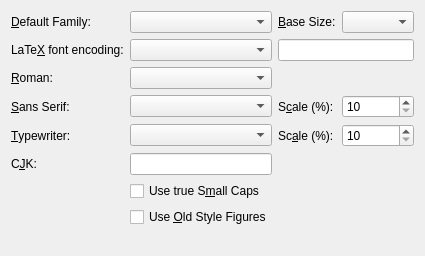
Old version of the form src/frontends/qt4/ui/FontUi.ui in the repository cburschka/lyx.
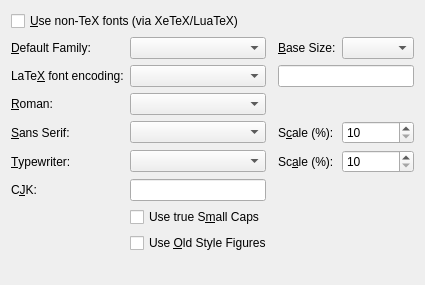
New version of the form.

Patch:
```diff
--- a/src/frontends/qt4/ui/FontUi.ui
+++ b/src/frontends/qt4/ui/FontUi.ui
@@ -5,15 +5,38 @@
    <rect>
     <x>0</x>
     <y>0</y>
-    <width>404</width>
-    <height>256</height>
+    <width>407</width>
+    <height>285</height>
    </rect>
   </property>
   <property name="windowTitle">
    <string>FontUi</string>
   </property>
   <layout class="QGridLayout" name="gridLayout">
-   <item row="0" column="0">
+   <item row="0" column="0" colspan="2">
+    <widget class="QCheckBox" name="osFontsCB">
+     <property name="toolTip">
+      <string>Use OpenType- and TrueType fonts directly (requires XeTeX or LuaTeX)</string>
+     </property>
+     <property name="text">
+      <string>&amp;Use non-TeX fonts (via XeTeX/LuaTeX)</string>
+     </property>
+    </widget>
+   </item>
+   <item row="0" column="2" colspan="2">
+    <spacer name="horizontalSpacer">
+     <property name="orientation">
+      <enum>Qt::Horizontal</enum>
+     </property>
+     <property name="sizeHint" stdset="0">
+      <size>
+       <width>59</width>
+       <height>20</height>
+      </size>
+     </property>
+    </spacer>
+   </item>
+   <item row="1" column="0">
     <widget class="QLabel" name="fontsDefaultLA">
      <property name="text">
       <string>&amp;Default Family:</string>
@@ -23,14 +46,14 @@
      </property>
     </widget>
    </item>
-   <item row="0" column="1">
+   <item row="1" column="1">
     <widget class="QComboBox" name="fontsDefaultCO">
      <property name="toolTip">
       <string>Select the default family for the document</string>
      </property>
     </widget>
    </item>
-   <item row="0" column="2">
+   <item row="1" column="3">
     <widget class="QLabel" name="BaseSizeLA">
      <property name="text">
       <string>&amp;Base Size:</string>
@@ -40,14 +63,14 @@
      </property>
     </widget>
    </item>
-   <item row="0" column="3">
+   <item row="1" column="4">
     <widget class="QComboBox" name="fontsizeCO">
      <property name="toolTip">
       <string/>
      </property>
     </widget>
    </item>
-   <item row="1" column="0">
+   <item row="2" column="0">
     <widget class="QLabel" name="fontencLA">
      <property name="text">
       <string>LaTe&amp;X font encoding:</string>
@@ -57,17 +80,17 @@
      </property>
     </widget>
    </item>
-   <item row="1" column="1">
+   <item row="2" column="1">
     <widget class="QComboBox" name="fontencCO"/>
    </item>
-   <item row="1" column="2" colspan="2">
+   <item row="2" column="3" colspan="2">
     <widget class="QLineEdit" name="fontencLE">
      <property name="toolTip">
       <string>Specify the font encoding (e.g., T1).</string>
      </property>
     </widget>
    </item>
-   <item row="2" column="0">
+   <item row="3" column="0">
     <widget class="QLabel" name="fontsRomanLA">
      <property name="text">
       <string>&amp;Roman:</string>
@@ -77,14 +100,14 @@
      </property>
     </widget>
    </item>
-   <item row="2" column="1">
+   <item row="3" column="1">
     <widget class="QComboBox" name="fontsRomanCO">
      <property name="toolTip">
       <string>Select the roman (serif) typeface</string>
      </property>
     </widget>
    </item>
-   <item row="3" column="0">
+   <item row="4" column="0">
     <widget class="QLabel" name="fontsSansLA">
      <property name="text">
       <string>&amp;Sans Serif:</string>
@@ -94,14 +117,14 @@
      </property>
     </widget>
    </item>
-   <item row="3" column="1">
+   <item row="4" column="1">
     <widget class="QComboBox" name="fontsSansCO">
      <property name="toolTip">
       <string>Select the Sans Serif (grotesque) typeface</string>
      </property>
     </widget>
    </item>
-   <item row="3" column="2">
+   <item row="4" column="3">
     <widget class="QLabel" name="scaleSansLA">
      <property name="text">
       <string>S&amp;cale (%):</string>
@@ -111,7 +134,7 @@
      </property>
     </widget>
    </item>
-   <item row="3" column="3">
+   <item row="4" column="4">
     <widget class="QSpinBox" name="scaleSansSB">
      <property name="toolTip">
       <string>Scale the Sans Serif font to match the base font's dimensions</string>
@@ -124,7 +147,7 @@
      </property>
     </widget>
    </item>
-   <item row="4" column="0">
+   <item row="5" column="0">
     <widget class="QLabel" name="fontsTypewriterLA">
      <property name="text">
       <string>&amp;Typewriter:</string>
@@ -134,14 +157,14 @@
      </property>
     </widget>
    </item>
-   <item row="4" column="1">
+   <item row="5" column="1">
     <widget class="QComboBox" name="fontsTypewriterCO">
      <property name="toolTip">
       <string>Select the typewriter (monospaced) typeface</string>
      </property>
     </widget>
    </item>
-   <item row="4" column="2">
+   <item row="5" column="3">
     <widget class="QLabel" name="scaleTypewriterLA">
      <property name="text">
       <string>Sc&amp;ale (%):</string>
@@ -151,7 +174,7 @@
      </property>
     </widget>
    </item>
-   <item row="4" column="3">
+   <item row="5" column="4">
     <widget class="QSpinBox" name="scaleTypewriterSB">
      <property name="toolTip">
       <string>Scale the Typewriter font to match the base font's dimensions</string>
@@ -164,7 +187,7 @@
      </property>
     </widget>
    </item>
-   <item row="5" column="0">
+   <item row="6" column="0">
     <widget class="QLabel" name="cjkFontLA">
      <property name="text">
       <string>C&amp;JK:</string>
@@ -174,14 +197,14 @@
      </property>
     </widget>
    </item>
-   <item row="5" column="1">
+   <item row="6" column="1">
     <widget class="QLineEdit" name="cjkFontLE">
      <property name="toolTip">
       <string>Input the font to be used for Chinese, Japanese or Korean (CJK) script</string>
      </property>
     </widget>
    </item>
-   <item row="6" column="1">
+   <item row="7" column="1" colspan="2">
     <widget class="QCheckBox" name="fontScCB">
      <property name="toolTip">
       <string>Use a real small caps shape, if the font provides one</string>
@@ -191,7 +214,7 @@
      </property>
     </widget>
    </item>
-   <item row="7" column="1">
+   <item row="8" column="1" colspan="2">
     <widget class="QCheckBox" name="fontOsfCB">
      <property name="toolTip">
       <string>Use old style instead of lining figures</string>
@@ -201,7 +224,7 @@
      </property>
     </widget>
    </item>
-   <item row="8" column="1">
+   <item row="9" column="1" colspan="2">
     <spacer name="verticalSpacer">
      <property name="orientation">
       <enum>Qt::Vertical</enum>
```
